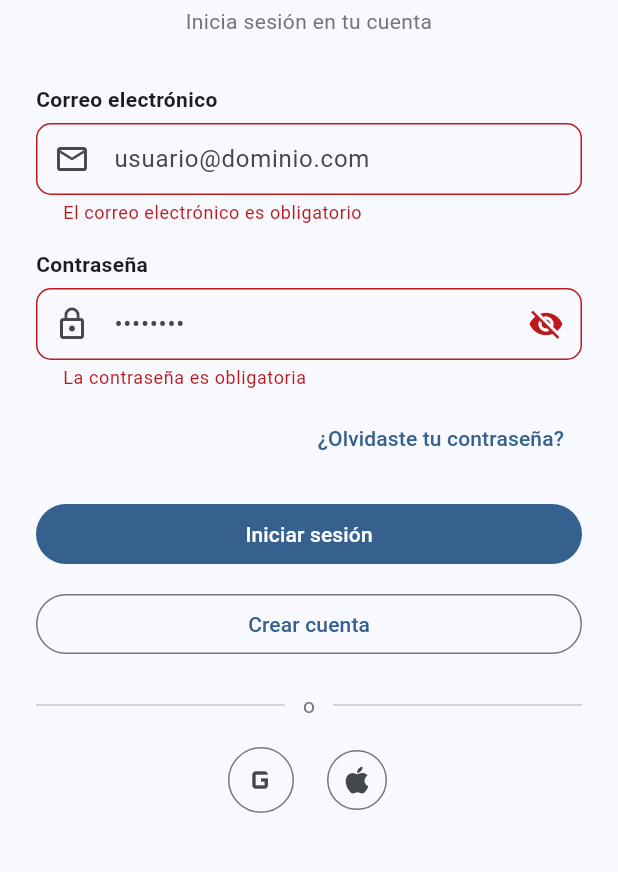
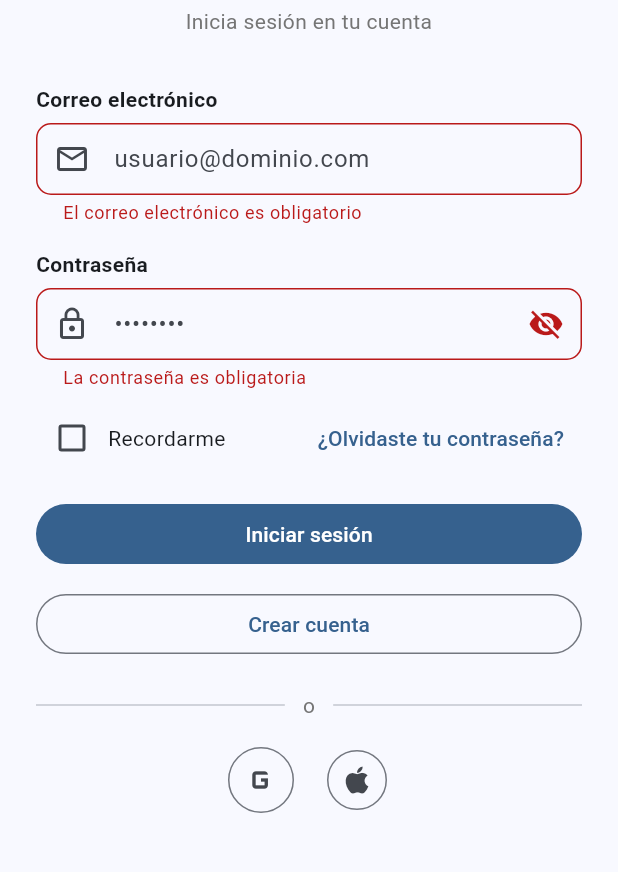
Before and after one commit to JohanELQ/KardexMedicoMovil, a Flutter app: the screen it shows after launch, after a tap on "Iniciar sesión", on a phone screen of 412 x 824 dp, the part 258-1130 px from its top. Run offline on Flutter 3.47's test engine with Material 3 defaults, Android fonts, the phone set to English and light mode, and no system bars; our stand-ins replace qr_flutter, shared_preferences.

Commit message:
Agregar opcion Recordarme en el login

```diff
--- a/lib/screens/login_screen.dart
+++ b/lib/screens/login_screen.dart
@@ -1,4 +1,5 @@
 import 'package:flutter/material.dart';
+import 'package:shared_preferences/shared_preferences.dart';
 
 import '../core/validators.dart';
 import '../models/app_user.dart';
@@ -27,13 +28,55 @@ class _LoginScreenState extends State<LoginScreen> {
 
   bool _obscurePassword = true;
   bool _submitting = false;
+  bool _rememberMe = false;
   String? _submitError;
+
+  static const _rememberKey = 'remember_email';
+
+  @override
+  void initState() {
+    super.initState();
+    _loadRememberedEmail();
+  }
 
   @override
   void dispose() {
     _emailCtrl.dispose();
     _passwordCtrl.dispose();
     super.dispose();
+  }
+
+  /// Si la persona marcó "Recordarme" la vez anterior, deja el correo
+  /// ya escrito. Solo se guarda el correo, nunca la contraseña: guardar
+  /// contraseñas en texto plano en el dispositivo sería inseguro
+  /// (RNF-01).
+  Future<void> _loadRememberedEmail() async {
+    try {
+      final prefs = await SharedPreferences.getInstance();
+      final saved = prefs.getString(_rememberKey);
+      if (saved != null && saved.isNotEmpty && mounted) {
+        setState(() {
+          _emailCtrl.text = saved;
+          _rememberMe = true;
+        });
+      }
+    } catch (_) {
+      // Si no se puede leer el almacenamiento, el login sigue
+      // funcionando normal, solo sin el correo prellenado.
+    }
+  }
+
+  Future<void> _saveRememberedEmail(String email) async {
+    try {
+      final prefs = await SharedPreferences.getInstance();
+      if (_rememberMe) {
+        await prefs.setString(_rememberKey, email);
+      } else {
+        await prefs.remove(_rememberKey);
+      }
+    } catch (_) {
+      // Mismo criterio: un fallo al guardar no debe bloquear el login.
+    }
   }
 
   Future<void> _submit() async {
@@ -55,6 +98,8 @@ class _LoginScreenState extends State<LoginScreen> {
     setState(() => _submitting = false);
 
     if (result.success) {
+      await _saveRememberedEmail(data.email);
+      if (!mounted) return;
       Navigator.of(context).pushReplacement(
         MaterialPageRoute(
           builder: (_) => WelcomeScreen(user: result.user!),
@@ -152,9 +197,31 @@ class _LoginScreenState extends State<LoginScreen> {
                 ),
                 const SizedBox(height: 8),
 
-                Align(
-                  alignment: Alignment.centerRight,
-                  child: TextButton(
+                Row(
+                  mainAxisAlignment: MainAxisAlignment.spaceBetween,
+                  children: [
+                    Flexible(
+                      child: InkWell(
+                        borderRadius: BorderRadius.circular(6),
+                        onTap: _submitting
+                            ? null
+                            : () => setState(() => _rememberMe = !_rememberMe),
+                        child: Row(
+                          mainAxisSize: MainAxisSize.min,
+                          children: [
+                            Checkbox(
+                              value: _rememberMe,
+                              onChanged: _submitting
+                                  ? null
+                                  : (v) =>
+                                      setState(() => _rememberMe = v ?? false),
+                            ),
+                            const Flexible(child: Text('Recordarme')),
+                          ],
+                        ),
+                      ),
+                    ),
+                    TextButton(
                       onPressed: _submitting
                           ? null
                           : () => Navigator.of(context).push(
@@ -165,6 +232,7 @@ class _LoginScreenState extends State<LoginScreen> {
                               ),
                       child: const Text('¿Olvidaste tu contraseña?'),
                     ),
+                  ],
                 ),
 
                 if (_submitError != null) ...[
--- a/pubspec.yaml
+++ b/pubspec.yaml
@@ -37,6 +37,7 @@ dependencies:
 
   # Gestión de estado
   provider: ^6.1.2
+  shared_preferences: ^2.5.6
 
 dev_dependencies:
   flutter_test:
```
Also changed, not shown: pubspec.lock. Lines whose indentation alone changed are shown as unchanged.
